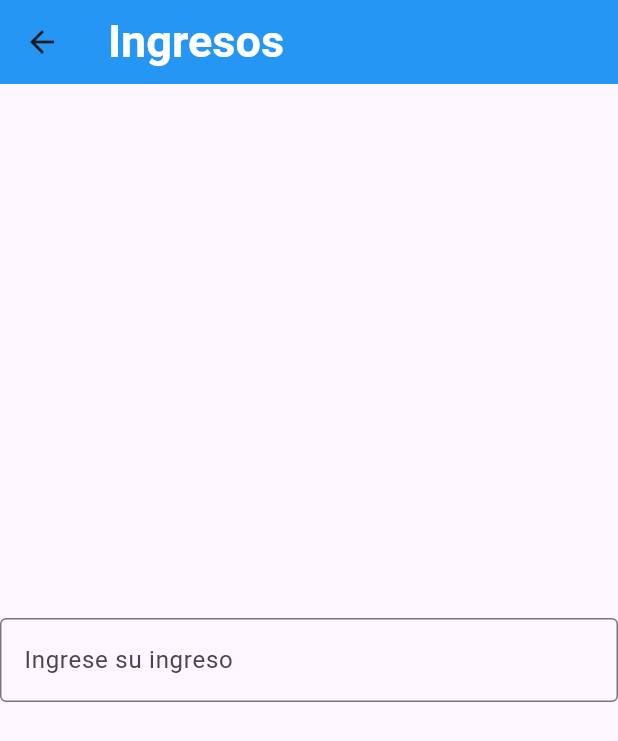
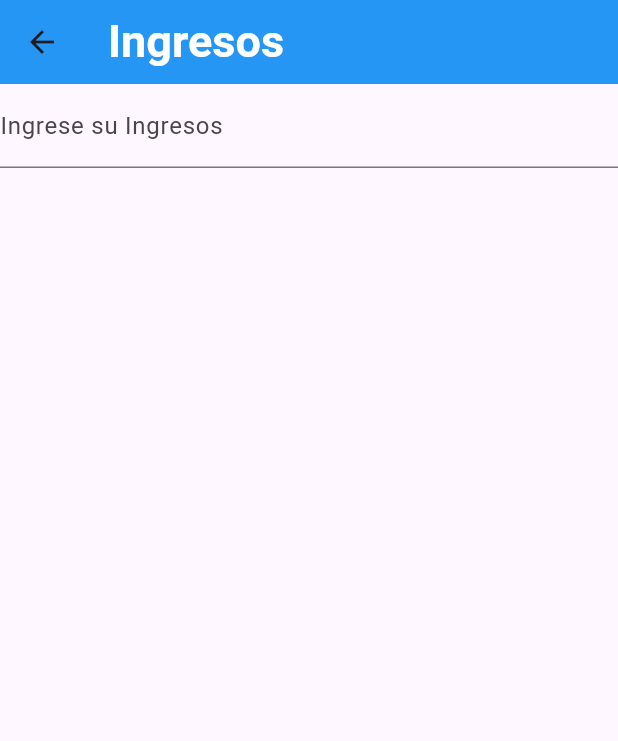
Before and after one commit to b0t-m4ni4k/cash_why, a Flutter app: the screen it shows after launch, after a tap on "Ingresos", on a phone screen of 412 x 824 dp. Shown: the top 741 px of the screen. Run offline on Flutter 3.47's test engine with Material 3 defaults, Android fonts, the phone set to English and light mode, and no system bars.

Commit message:
manejo de numeros

```diff
--- /dev/null
+++ b/lib/controladores /ingresar_datos.dart
@@ -0,0 +1,55 @@
+import 'package:flutter/material.dart';
+import 'package:flutter/services.dart';
+
+// "funcion" para ingreso de datos
+class Ingreso extends StatelessWidget {
+  Ingreso({super.key, required this.name});
+
+  final String name;
+  //esto es para guardar los datos inresados en el textField
+  final TextEditingController _controller = TextEditingController();
+
+  @override
+  Widget build(BuildContext context) {
+    return TextField(
+      controller: _controller,
+      inputFormatters: [PuntosTres()],
+      keyboardType: TextInputType.number,
+      decoration: InputDecoration(
+        border: UnderlineInputBorder(),
+        labelText: 'Ingrese su $name',
+      ),
+    );
+  }
+}
+
+class PuntosTres extends TextInputFormatter {
+  @override
+  TextEditingValue formatEditUpdate(
+    TextEditingValue oldValue,
+    TextEditingValue newValue,
+  ) {
+    String text = newValue.text.replaceAll(".", "");
+
+    if (newValue.text.isEmpty) {
+      return newValue;
+    }
+    // lo que pasa aqui es que se crea un contador desde cero
+    int contador = 0;
+    //se entra en un ciclo for que recorre el texto desde el final hasta el principio
+    for (int i = text.length - 1; i >= 0; i--) {
+      //"salta" a la izquierda hasta que el contador lleuge a 3
+      contador++;
+      //luego de que llegue a 3 se verifica si es la i no es cero, tiene que ser diferente de cero para evitar que se agregue un punto al principio del texto
+      if (contador == 3 && i != 0) {
+        text = text.substring(0, i) + "." + text.substring(i);
+        //y se reinicia el contador para que vuelva a contar hasta 3
+        contador = 0;
+      }
+    }
+    return TextEditingValue(
+      text: text,
+      selection: TextSelection.collapsed(offset: text.length),
+    );
+  }
+}
--- a/lib/pantallas/pantallaIngresos.dart
+++ b/lib/pantallas/pantallaIngresos.dart
@@ -1,6 +1,6 @@
+import 'package:cash_why/controladores%20/ingresar_datos.dart';
 import 'package:cash_why/pantallas/app_bar.dart';
 import 'package:flutter/material.dart';
-import 'package:flutter/services.dart';
 
 class PantallaIngresos extends StatelessWidget {
   const PantallaIngresos({required this.nameButton, super.key});
@@ -11,14 +11,7 @@ class PantallaIngresos extends StatelessWidget {
   Widget build(BuildContext context) {
     return Scaffold(
       appBar: Cabeza(title: nameButton),
-      body: Center(
-        child: TextField(
-          decoration: InputDecoration(
-            border: OutlineInputBorder(),
-            labelText: 'Ingrese su ingreso',
-          ),
-        ),
-      ),
+      body: Ingreso(name: nameButton),
     );
   }
 }
```
Also changed, not shown: lib/pantallas/pantallaEgresos.dart (+2 -8 lines).
